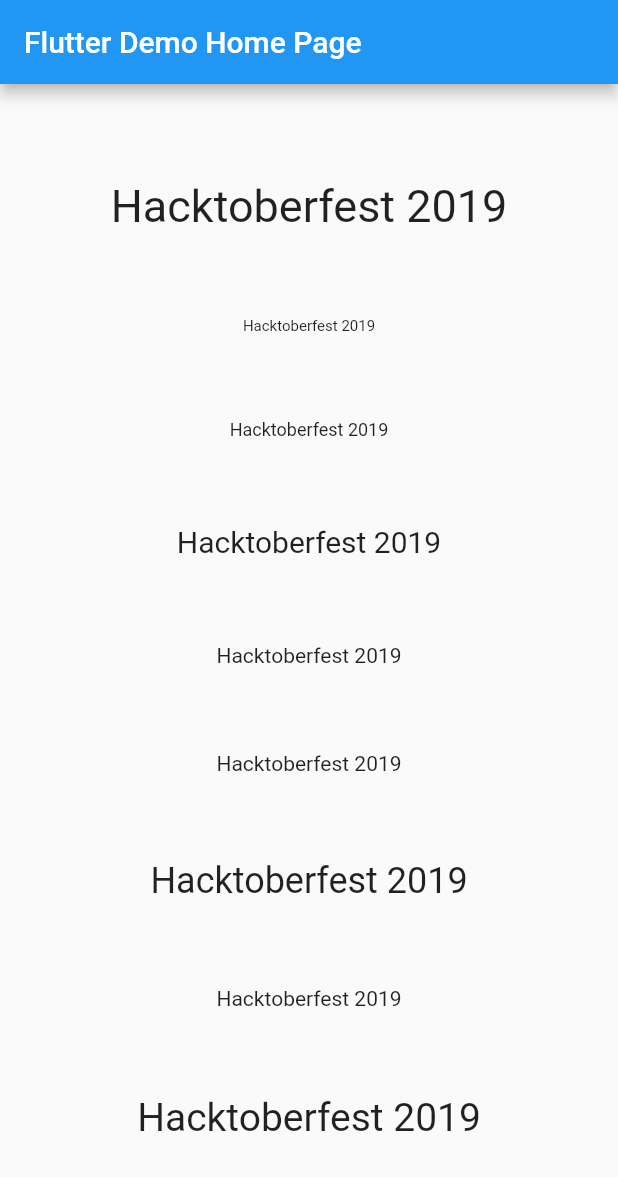
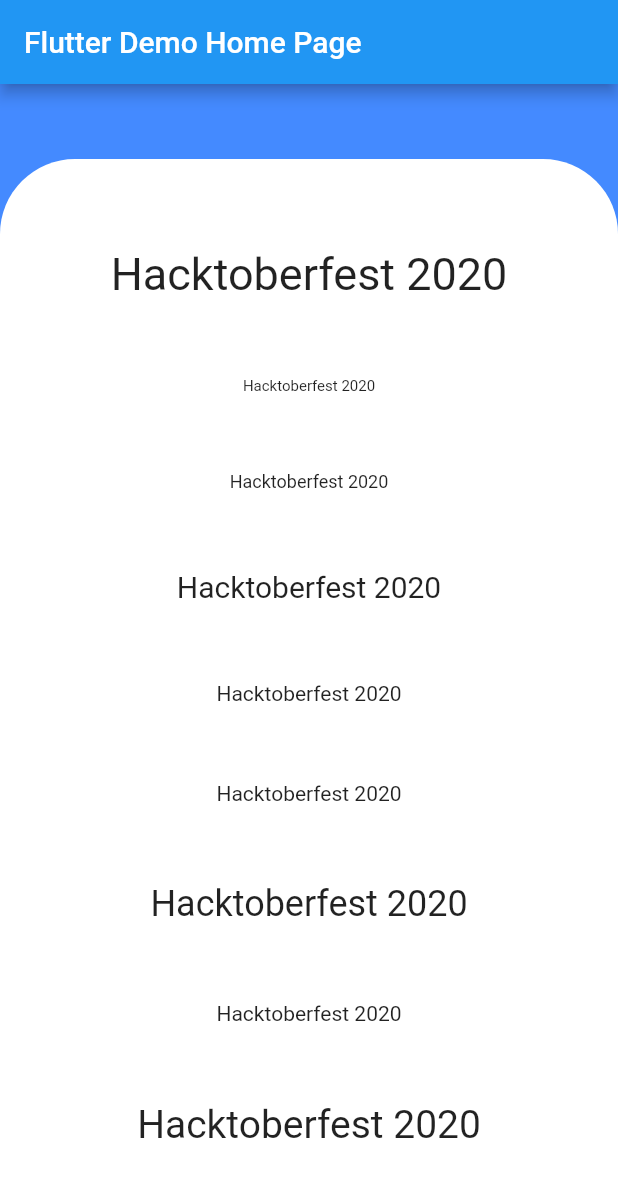
Before and after one commit to fidisys/hacktoberfest-flutter-app, a Flutter app: the screen it shows after launch, on a phone screen of 412 x 824 dp. Shown: the top 1177 px of the screen. Run offline on Flutter 3.47's test engine with Material 2 defaults, Android fonts, the phone set to English and light mode, and no system bars.

Commit message:
Improved-overall-ui

```diff
--- a/lib/main.dart
+++ b/lib/main.dart
@@ -1,3 +1,4 @@
+import 'package:flutter/cupertino.dart';
 import 'package:flutter/material.dart';
 
 void main() => runApp(MyApp());
@@ -29,56 +30,69 @@ class MyHomePage extends StatefulWidget {
 class _MyHomePageState extends State<MyHomePage> {
   @override
   Widget build(BuildContext context) {
-    return Center(
-      child: Scaffold(
+    return Scaffold(
+      backgroundColor: Colors.blueAccent,
       appBar: AppBar(
         title: Text(widget.title),
       ),
-        body: Align(
-          alignment: Alignment.topCenter,
-          child: Padding(
+      body: Column(
+        children: [
+          SizedBox(height: 50,),
+          Expanded(
+              child: Container(
+                width: double.infinity,
+                decoration: BoxDecoration(
+                  borderRadius: BorderRadius.only(
+                    topLeft: Radius.circular(50),
+                    topRight: Radius.circular(50),
+                  ),
+                  color: Colors.white,
+                ),
+                child : Padding(
                   padding: const EdgeInsets.all(8.0),
                   child: Column(
                     mainAxisAlignment: MainAxisAlignment.spaceEvenly,
                     children: <Widget>[
                       Text(
-                  'Hacktoberfest 2019',
+                        'Hacktoberfest 2020',
                         style: TextStyle(fontSize: 30),
                       ),
                       Text(
-                  'Hacktoberfest 2019',
+                        'Hacktoberfest 2020',
                         style: TextStyle(fontSize: 10),
                       ),
                       Text(
-                  'Hacktoberfest 2019',
+                        'Hacktoberfest 2020',
                         style: TextStyle(fontSize: 12),
                       ),
                       Text(
-                  'Hacktoberfest 2019',
+                        'Hacktoberfest 2020',
                         style: TextStyle(fontSize: 20),
                       ),
                       Text(
-                  'Hacktoberfest 2019',
+                        'Hacktoberfest 2020',
                       ),
                       Text(
-                  'Hacktoberfest 2019',
+                        'Hacktoberfest 2020',
                       ),
                       Text(
-                  'Hacktoberfest 2019',
+                        'Hacktoberfest 2020',
                         style: TextStyle(fontSize: 24),
                       ),
                       Text(
-                  'Hacktoberfest 2019',
+                        'Hacktoberfest 2020',
                       ),
                       Text(
-                  'Hacktoberfest 2019',
+                        'Hacktoberfest 2020',
                         style: TextStyle(fontSize: 26),
                       ),
                     ],
                   ),
                 ),
+              )
           ),
-      ),
+        ],
+      )
     );
   }
 }
```
Lines whose indentation alone changed are shown as unchanged.
